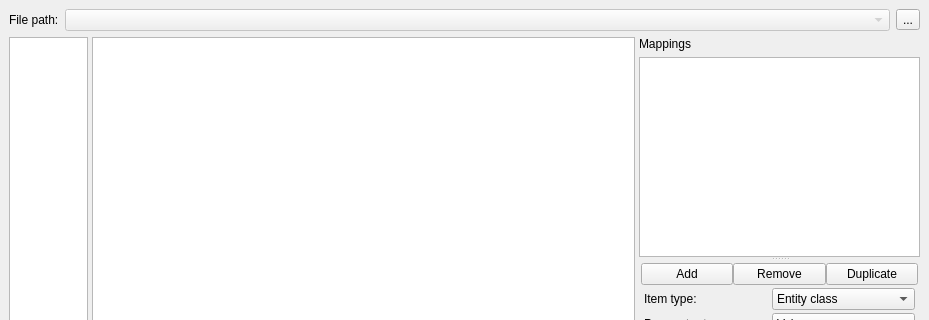
First picture: the form in spine_items/importer/ui/import_editor_window.ui, repository spine-tools/spine-items, before the edit; both pictures show x 0 to 929 and y 0 to 320 of the 929 by 732 pixel window.
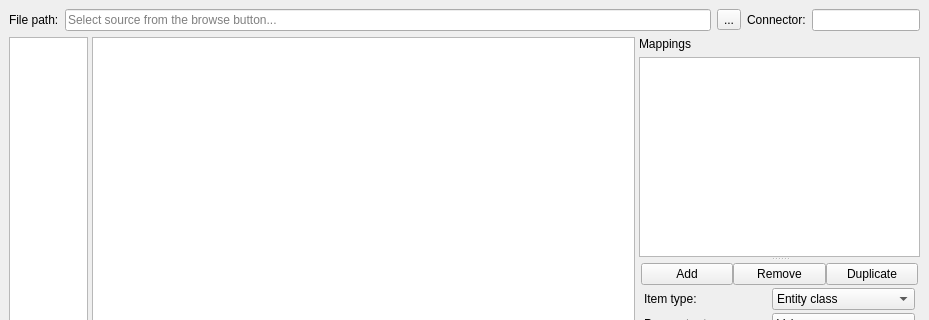
Second picture: the form after the edit. Icons and pictures are not drawn. Custom widgets are drawn as their Qt base class.

Commit message:
Hide credentials from Importer's source URL widget
We now remove username and password from the source URL before
showing it in Importer Specification editor.

Also, the source combo box has been replaced by a text field which
makes more sense and simplifies code.

Re spine-tools/Spine-Toolbox#2429

What changed in the file:
```diff
--- a/spine_items/importer/ui/import_editor_window.ui
+++ b/spine_items/importer/ui/import_editor_window.ui
@@ -40,21 +40,12 @@
        </widget>
       </item>
       <item>
-       <widget class="ElidedCombobox" name="comboBox_source_file">
-        <property name="enabled">
-         <bool>false</bool>
+       <widget class="QLineEdit" name="source_line_edit">
+        <property name="placeholderText">
+         <string>Select source from the browse button...</string>
         </property>
-        <property name="sizePolicy">
-         <sizepolicy hsizetype="Expanding" vsizetype="Fixed">
-          <horstretch>0</horstretch>
-          <verstretch>0</verstretch>
-         </sizepolicy>
-        </property>
-        <property name="sizeAdjustPolicy">
-         <enum>QComboBox::AdjustToContentsOnFirstShow</enum>
-        </property>
-        <property name="minimumContentsLength">
-         <number>0</number>
+        <property name="clearButtonEnabled">
+         <bool>true</bool>
         </property>
        </widget>
       </item>
@@ -69,6 +60,26 @@
         </property>
        </widget>
       </item>
+      <item>
+       <widget class="QLabel" name="connector_label">
+        <property name="text">
+         <string>Connector:</string>
+        </property>
+       </widget>
+      </item>
+      <item>
+       <widget class="QLineEdit" name="connector_line_edit">
+        <property name="sizePolicy">
+         <sizepolicy hsizetype="Preferred" vsizetype="Fixed">
+          <horstretch>0</horstretch>
+          <verstretch>0</verstretch>
+         </sizepolicy>
+        </property>
+        <property name="readOnly">
+         <bool>true</bool>
+        </property>
+       </widget>
+      </item>
      </layout>
     </item>
     <item>
@@ -557,11 +568,6 @@
   </action>
  </widget>
  <customwidgets>
-  <customwidget>
-   <class>ElidedCombobox</class>
-   <extends>QComboBox</extends>
-   <header>spinetoolbox/widgets/custom_combobox.h</header>
-  </customwidget>
   <customwidget>
    <class>TableViewWithButtonHeader</class>
    <extends>QTableView</extends>
```
Left out of the diff: 7 changed lines with no effect on the pictures. The commit also changes 6 other files.
